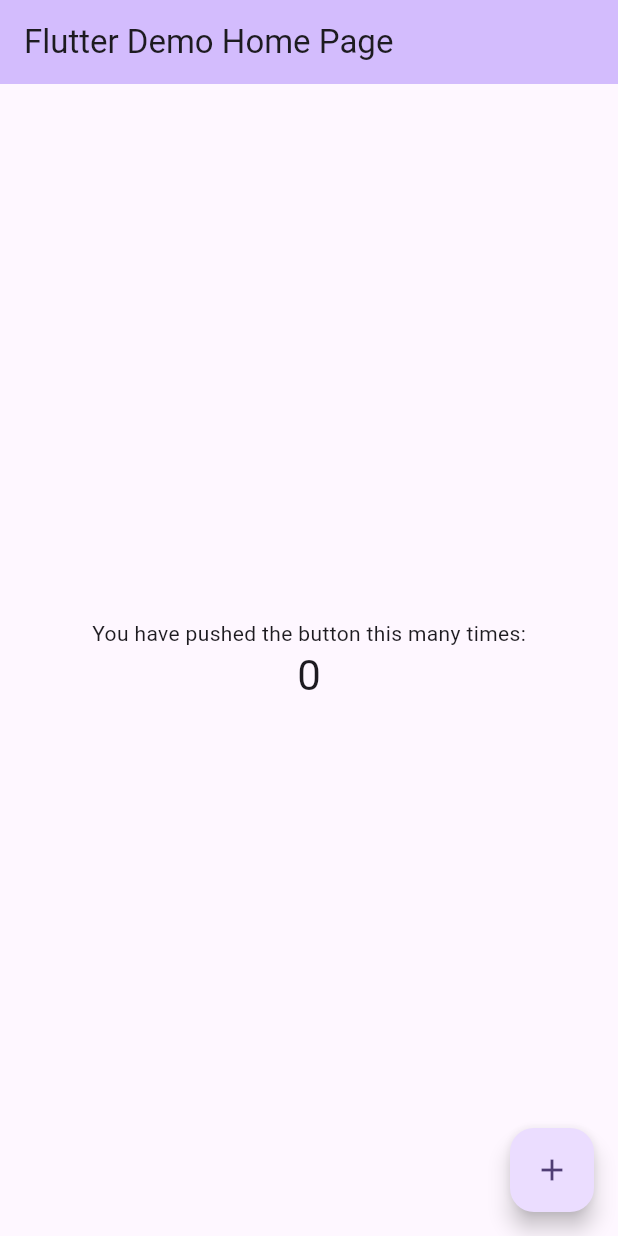
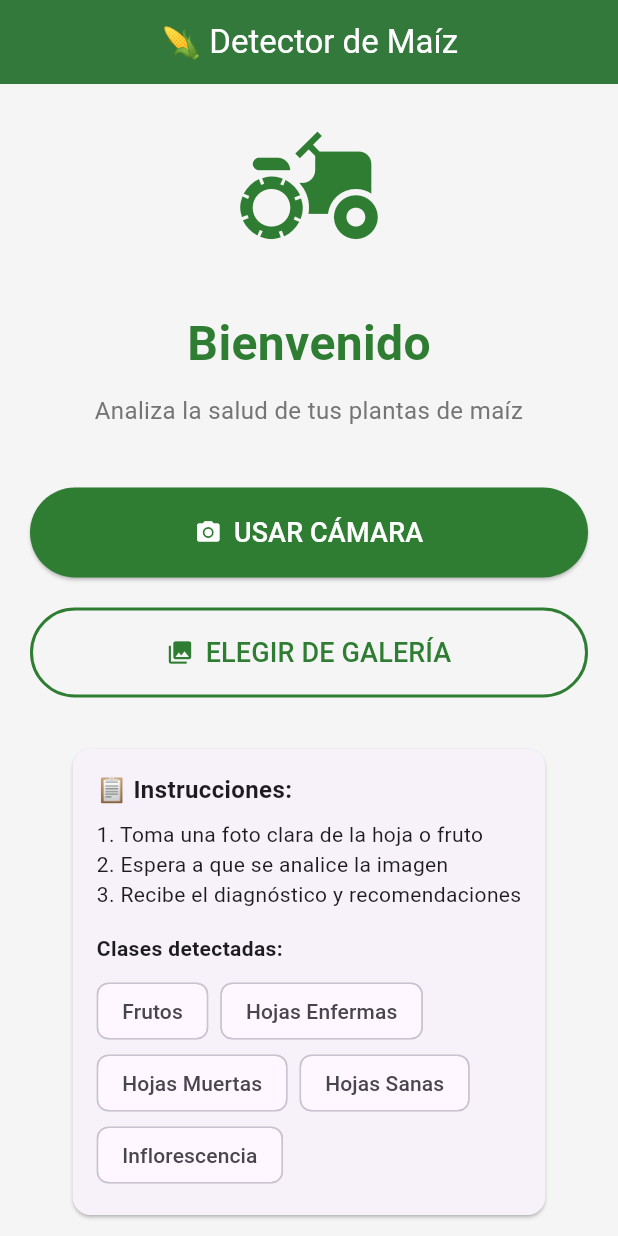
Before and after one commit to JeremyAslalema/Detector-de-enfermdades-en-el-maiz, a Flutter app: the screen it shows after launch, on a phone screen of 412 x 824 dp. Run offline on Flutter 3.47's test engine with Material 3 defaults, Android fonts, the phone set to English and light mode, and no system bars.

Commit message:
App compila sin errores (sin líneas rojas)

```diff
--- /dev/null
+++ b/maiz_detector_app/assets/model/labels.txt
@@ -0,0 +1,5 @@
+Frutos
+Hojas Enfermas
+Hojas Muertas
+Hojas Sanas
+Inflorescencia
--- /dev/null
+++ b/maiz_detector_app/lib/core/constants.dart
@@ -0,0 +1,44 @@
+// Constantes de la aplicación
+class AppConstants {
+  // Configuración del modelo
+  static const String modelPath = 'assets/model/model_unquant.tflite';
+  static const String labelsPath = 'assets/model/labels.txt';
+  static const int inputSize = 224; // Tamaño de entrada del modelo
+  static const double confidenceThreshold = 0.7; // 70% mínimo de confianza
+
+  // Rutas de assets
+  static const String logoPath = 'assets/images/logo.png';
+  static const String cameraIcon = 'assets/images/camera_icon.png';
+  static const String galleryIcon = 'assets/images/gallery_icon.png';
+
+  // Nombres de clases (deben coincidir con labels.txt)
+  static const List<String> classNames = [
+    'Frutos',
+    'Hojas Enfermas',
+    'Hojas Muertas',
+    'Hojas Sanas',
+    'Inflorescencia'
+  ];
+
+  // Información de enfermedades (para mostrar en resultados)
+  static Map<String, Map<String, dynamic>> diseaseInfo = {
+    'Hojas Enfermas': {
+      'description': 'La hoja presenta signos de enfermedad',
+      'commonCauses': ['Hongos', 'Bacterias', 'Virus', 'Insectos'],
+      'recommendation': 'Aplicar fungicida adecuado y aislar la planta',
+      'severity': 'Media-Alta'
+    },
+    'Hojas Muertas': {
+      'description': 'La hoja está completamente seca o muerta',
+      'commonCauses': ['Falta de agua', 'Enfermedad avanzada', 'Daño severo'],
+      'recommendation': 'Retirar hojas muertas y revisar riego',
+      'severity': 'Alta'
+    },
+    'Hojas Sanas': {
+      'description': 'La hoja se encuentra en buen estado',
+      'commonCauses': [],
+      'recommendation': 'Continuar con cuidados actuales',
+      'severity': 'Baja'
+    },
+  };
+}
--- /dev/null
+++ b/maiz_detector_app/lib/core/themes.dart
@@ -0,0 +1,29 @@
+import 'package:flutter/material.dart';
+
+class AppThemes {
+  static final ThemeData lightTheme = ThemeData(
+    primaryColor: const Color(0xFF2E7D32),
+    scaffoldBackgroundColor: const Color(0xFFF5F5F5),
+    appBarTheme: const AppBarTheme(
+      backgroundColor: Color(0xFF2E7D32),
+      foregroundColor: Colors.white,
+      elevation: 4,
+    ),
+    // Eliminamos cardTheme completamente por ahora
+    // cardTheme: CardTheme(...), ← QUITAR ESTO
+    elevatedButtonTheme: ElevatedButtonThemeData(
+      style: ElevatedButton.styleFrom(
+        backgroundColor: const Color(0xFF2E7D32),
+        foregroundColor: Colors.white,
+        padding: const EdgeInsets.symmetric(vertical: 16, horizontal: 24),
+      ),
+    ),
+    outlinedButtonTheme: OutlinedButtonThemeData(
+      style: OutlinedButton.styleFrom(
+        foregroundColor: const Color(0xFF2E7D32),
+        side: const BorderSide(color: Color(0xFF2E7D32), width: 2),
+        padding: const EdgeInsets.symmetric(vertical: 16, horizontal: 24),
+      ),
+    ),
+  );
+}
--- /dev/null
+++ b/maiz_detector_app/lib/domain/classifiers/tflite_classifier.dart
@@ -0,0 +1,31 @@
+// lib/domain/classifiers/tflite_classifier.dart
+class TFLiteClassifier {
+  Future<void> initialize() async {
+    // print('✅ Clasificador inicializado (modo simulación)');
+  }
+
+  Future<Map<String, double>> classifyImage(String imagePath) async {
+    // Simulación temporal mientras arreglamos TFLite
+    await Future.delayed(const Duration(seconds: 1));
+
+    return {
+      'Frutos': 0.1,
+      'Hojas Enfermas': 0.85,
+      'Hojas Muertas': 0.05,
+      'Hojas Sanas': 0.08,
+      'Inflorescencia': 0.02,
+    };
+  }
+
+  Future<MapEntry<String, double>> getTopPrediction(String imagePath) async {
+    final predictions = await classifyImage(imagePath);
+    final topEntry = predictions.entries.reduce(
+      (a, b) => a.value > b.value ? a : b,
+    );
+    return topEntry;
+  }
+
+  void dispose() {
+    // print('🔴 Clasificador eliminado');
+  }
+}
--- a/maiz_detector_app/lib/main.dart
+++ b/maiz_detector_app/lib/main.dart
@@ -1,122 +1,32 @@
 import 'package:flutter/material.dart';
+import 'package:provider/provider.dart';
+import 'core/themes.dart';
+import 'presentation/home/home_page.dart';
+import 'domain/classifiers/tflite_classifier.dart';
 
-void main() {
+void main() async {
+  WidgetsFlutterBinding.ensureInitialized();
   runApp(const MyApp());
 }
 
 class MyApp extends StatelessWidget {
   const MyApp({super.key});
 
-  // This widget is the root of your application.
   @override
   Widget build(BuildContext context) {
-    return MaterialApp(
-      title: 'Flutter Demo',
-      theme: ThemeData(
-        // This is the theme of your application.
-        //
-        // TRY THIS: Try running your application with "flutter run". You'll see
-        // the application has a purple toolbar. Then, without quitting the app,
-        // try changing the seedColor in the colorScheme below to Colors.green
-        // and then invoke "hot reload" (save your changes or press the "hot
-        // reload" button in a Flutter-supported IDE, or press "r" if you used
-        // the command line to start the app).
-        //
-        // Notice that the counter didn't reset back to zero; the application
-        // state is not lost during the reload. To reset the state, use hot
-        // restart instead.
-        //
-        // This works for code too, not just values: Most code changes can be
-        // tested with just a hot reload.
-        colorScheme: ColorScheme.fromSeed(seedColor: Colors.deepPurple),
+    return MultiProvider(
+      providers: [
+        Provider<TFLiteClassifier>(
+          create: (_) => TFLiteClassifier(),
+          dispose: (_, classifier) => classifier.dispose(),
+        ),
+      ],
+      child: MaterialApp(
+        title: 'Detector de Maíz',
+        theme: AppThemes.lightTheme,
+        debugShowCheckedModeBanner: false,
+        home: const HomePage(),
       ),
-      home: const MyHomePage(title: 'Flutter Demo Home Page'),
     );
   }
 }
-
-class MyHomePage extends StatefulWidget {
-  const MyHomePage({super.key, required this.title});
-
-  // This widget is the home page of your application. It is stateful, meaning
-  // that it has a State object (defined below) that contains fields that affect
-  // how it looks.
-
-  // This class is the configuration for the state. It holds the values (in this
-  // case the title) provided by the parent (in this case the App widget) and
-  // used by the build method of the State. Fields in a Widget subclass are
-  // always marked "final".
-
-  final String title;
-
-  @override
-  State<MyHomePage> createState() => _MyHomePageState();
-}
-
-class _MyHomePageState extends State<MyHomePage> {
-  int _counter = 0;
-
-  void _incrementCounter() {
-    setState(() {
-      // This call to setState tells the Flutter framework that something has
-      // changed in this State, which causes it to rerun the build method below
-      // so that the display can reflect the updated values. If we changed
-      // _counter without calling setState(), then the build method would not be
-      // called again, and so nothing would appear to happen.
-      _counter++;
-    });
-  }
-
-  @override
-  Widget build(BuildContext context) {
-    // This method is rerun every time setState is called, for instance as done
-    // by the _incrementCounter method above.
-    //
-    // The Flutter framework has been optimized to make rerunning build methods
-    // fast, so that you can just rebuild anything that needs updating rather
-    // than having to individually change instances of widgets.
-    return Scaffold(
-      appBar: AppBar(
-        // TRY THIS: Try changing the color here to a specific color (to
-        // Colors.amber, perhaps?) and trigger a hot reload to see the AppBar
-        // change color while the other colors stay the same.
-        backgroundColor: Theme.of(context).colorScheme.inversePrimary,
-        // Here we take the value from the MyHomePage object that was created by
-        // the App.build method, and use it to set our appbar title.
-        title: Text(widget.title),
-      ),
-      body: Center(
-        // Center is a layout widget. It takes a single child and positions it
-        // in the middle of the parent.
-        child: Column(
-          // Column is also a layout widget. It takes a list of children and
-          // arranges them vertically. By default, it sizes itself to fit its
-          // children horizontally, and tries to be as tall as its parent.
-          //
-          // Column has various properties to control how it sizes itself and
-          // how it positions its children. Here we use mainAxisAlignment to
-          // center the children vertically; the main axis here is the vertical
-          // axis because Columns are vertical (the cross axis would be
-          // horizontal).
-          //
-          // TRY THIS: Invoke "debug painting" (choose the "Toggle Debug Paint"
-          // action in the IDE, or press "p" in the console), to see the
-          // wireframe for each widget.
-          mainAxisAlignment: MainAxisAlignment.center,
-          children: <Widget>[
-            const Text('You have pushed the button this many times:'),
-            Text(
-              '$_counter',
-              style: Theme.of(context).textTheme.headlineMedium,
-            ),
-          ],
-        ),
-      ),
-      floatingActionButton: FloatingActionButton(
-        onPressed: _incrementCounter,
-        tooltip: 'Increment',
-        child: const Icon(Icons.add),
-      ), // This trailing comma makes auto-formatting nicer for build methods.
-    );
-  }
-}
--- /dev/null
+++ b/maiz_detector_app/lib/presentation/home/home_page.dart
@@ -0,0 +1,137 @@
+import 'package:flutter/material.dart';
+
+class HomePage extends StatelessWidget {
+  const HomePage({super.key});
+
+  @override
+  Widget build(BuildContext context) {
+    return Scaffold(
+      appBar: AppBar(
+        title: const Text('🌽 Detector de Maíz'),
+        centerTitle: true,
+        elevation: 4,
+      ),
+      body: Center(
+        child: Padding(
+          padding: const EdgeInsets.all(20.0),
+          child: Column(
+            mainAxisAlignment: MainAxisAlignment.center,
+            children: [
+              // Logo o icono
+              const Icon(
+                Icons.agriculture,
+                size: 100,
+                color: Color(0xFF2E7D32),
+              ),
+              const SizedBox(height: 30),
+
+              // Título
+              const Text(
+                'Bienvenido',
+                style: TextStyle(
+                  fontSize: 32,
+                  fontWeight: FontWeight.bold,
+                  color: Color(0xFF2E7D32),
+                ),
+              ),
+              const SizedBox(height: 10),
+
+              Text(
+                'Analiza la salud de tus plantas de maíz',
+                style: TextStyle(
+                  fontSize: 16,
+                  color: Colors.grey[600],
+                ),
+                textAlign: TextAlign.center,
+              ),
+              const SizedBox(height: 40),
+
+              // Botón para cámara
+              SizedBox(
+                width: double.infinity,
+                height: 60,
+                child: ElevatedButton.icon(
+                  onPressed: () {
+                    ScaffoldMessenger.of(context).showSnackBar(
+                      const SnackBar(content: Text('Cámara - Próximamente')),
+                    );
+                  },
+                  icon: const Icon(Icons.camera_alt),
+                  label: const Text(
+                    'USAR CÁMARA',
+                    style: TextStyle(fontSize: 18),
+                  ),
+                ),
+              ),
+              const SizedBox(height: 20),
+
+              // Botón para galería
+              SizedBox(
+                width: double.infinity,
+                height: 60,
+                child: OutlinedButton.icon(
+                  onPressed: () {
+                    ScaffoldMessenger.of(context).showSnackBar(
+                      const SnackBar(content: Text('Galería - Próximamente')),
+                    );
+                  },
+                  icon: const Icon(Icons.photo_library),
+                  label: const Text(
+                    'ELEGIR DE GALERÍA',
+                    style: TextStyle(fontSize: 18),
+                  ),
+                ),
+              ),
+              const SizedBox(height: 30),
+
+              // Información
+              const Card(
+                child: Padding(
+                  padding: EdgeInsets.all(16.0),
+                  child: Column(
+                    crossAxisAlignment: CrossAxisAlignment.start,
+                    children: [
+                      Text(
+                        '📋 Instrucciones:',
+                        style: TextStyle(
+                          fontWeight: FontWeight.bold,
+                          fontSize: 16,
+                        ),
+                      ),
+                      SizedBox(height: 8),
+                      Text(
+                        '1. Toma una foto clara de la hoja o fruto\n'
+                        '2. Espera a que se analice la imagen\n'
+                        '3. Recibe el diagnóstico y recomendaciones',
+                        style: TextStyle(fontSize: 14),
+                      ),
+                      SizedBox(height: 16),
+                      Text(
+                        'Clases detectadas:',
+                        style: TextStyle(
+                          fontWeight: FontWeight.bold,
+                          fontSize: 14,
+                        ),
+                      ),
+                      SizedBox(height: 8),
+                      Wrap(
+                        spacing: 8,
+                        children: [
+                          Chip(label: Text('Frutos')),
+                          Chip(label: Text('Hojas Enfermas')),
+                          Chip(label: Text('Hojas Muertas')),
+                          Chip(label: Text('Hojas Sanas')),
+                          Chip(label: Text('Inflorescencia')),
+                        ],
+                      ),
+                    ],
+                  ),
+                ),
+              ),
+            ],
+          ),
+        ),
+      ),
+    );
+  }
+}
```
Also changed, not shown: maiz_detector_app/lib/data/models/detection_result.dart (added, +39 -0 lines), maiz_detector_app/pubspec.yaml (+4 -10 lines), maiz_detector_app/pubspec.lock, 4 other files.
